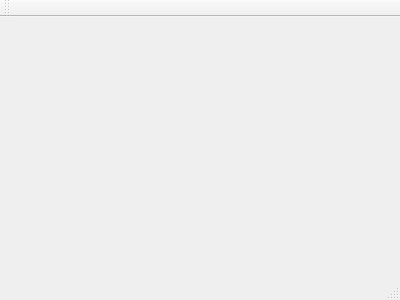
This is QTProject/PaintBot/mainwindow.ui in ecestafe/CSCE452-PaintBot as Qt 5 draws it before an edit. The edited form follows.
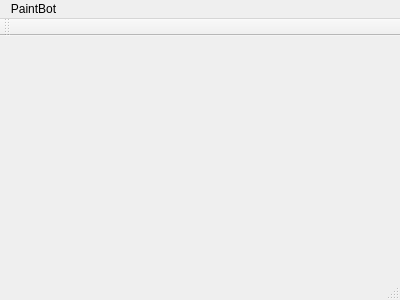
This is the edited form.

```diff
--- a/QTProject/PaintBot/mainwindow.ui
+++ b/QTProject/PaintBot/mainwindow.ui
@@ -12,13 +12,34 @@
   <property name="windowTitle" >
    <string>MainWindow</string>
   </property>
-  <widget class="QMenuBar" name="menuBar" />
-  <widget class="QToolBar" name="mainToolBar" />
-  <widget class="QWidget" name="centralWidget" />
-  <widget class="QStatusBar" name="statusBar" />
+  <widget class="QWidget" name="centralWidget"/>
+  <widget class="QMenuBar" name="menuBar">
+   <property name="geometry">
+    <rect>
+     <x>0</x>
+     <y>0</y>
+     <width>400</width>
+     <height>21</height>
+    </rect>
+   </property>
+   <widget class="QMenu" name="menuPaintBot">
+    <property name="title">
+     <string>PaintBot</string>
+    </property>
+   </widget>
+   <addaction name="menuPaintBot"/>
+  </widget>
+  <widget class="QToolBar" name="mainToolBar">
+   <attribute name="toolBarArea">
+    <enum>TopToolBarArea</enum>
+   </attribute>
+   <attribute name="toolBarBreak">
+    <bool>false</bool>
+   </attribute>
+  </widget>
+  <widget class="QStatusBar" name="statusBar"/>
  </widget>
- <layoutDefault spacing="6" margin="11" />
- <pixmapfunction></pixmapfunction>
+ <layoutdefault spacing="6" margin="11"/>
  <resources/>
  <connections/>
 </ui>
```
Left out of the diff: 7 changed lines with no effect on the pictures.
